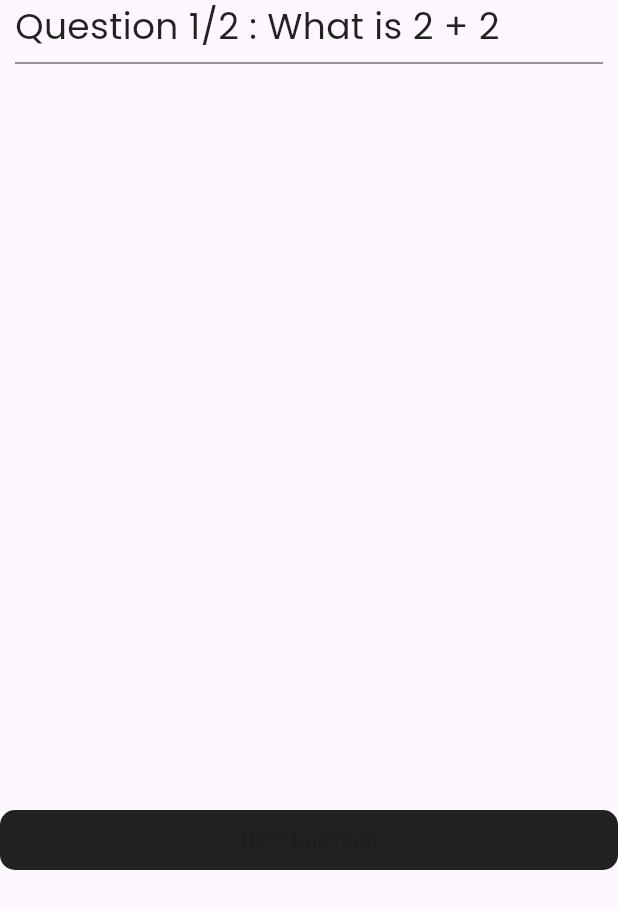
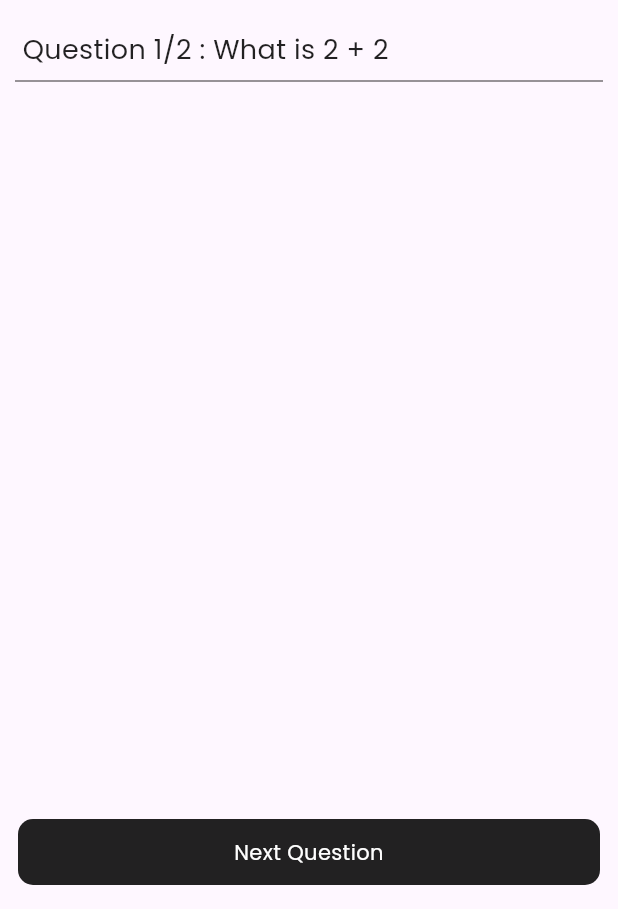
Before and after one commit to shzaib/flutter_mindforge, a Flutter app: the screen it shows after launch, on a phone screen of 412 x 824 dp, the part 327-1236 px from its top. Run offline on Flutter 3.47's test engine with Material 3 defaults, Android fonts, the phone set to English and light mode, and no system bars; our stand-ins replace google_fonts.

Commit message:
Making some adjustments.

```diff
--- a/lib/screens/home_screen.dart
+++ b/lib/screens/home_screen.dart
@@ -49,6 +49,9 @@ class _HomePageState extends State<HomePage> {
               child: const Image(image: AssetImage('assets/logo.png')),
             ),
           ),
+          const SizedBox(
+            height: 20,
+          ),
           Container(
             width: double.infinity,
             padding: const EdgeInsets.symmetric(horizontal: 10),
@@ -67,7 +70,7 @@ class _HomePageState extends State<HomePage> {
         ],
       ),
       floatingActionButton: Padding(
-        padding: const EdgeInsets.symmetric(vertical: 10),
+        padding: const EdgeInsets.only(left: 12, right: 12),
         child: NextButton(
           nextQuestion: nextQuestion,
         ),
--- a/lib/widgets/next_button.dart
+++ b/lib/widgets/next_button.dart
@@ -1,4 +1,5 @@
 import 'package:flutter/material.dart';
+import 'package:google_fonts/google_fonts.dart';
 
 class NextButton extends StatelessWidget {
   const NextButton({super.key, required this.nextQuestion});
@@ -11,10 +12,12 @@ class NextButton extends StatelessWidget {
         width: double.infinity,
         decoration: BoxDecoration(
             color: Colors.black87, borderRadius: BorderRadius.circular(10)),
-        padding: const EdgeInsets.symmetric(vertical: 10),
-        child: const Text(
+        padding: const EdgeInsets.symmetric(vertical: 12, horizontal: 24),
+        child: Text(
           "Next Question",
-          selectionColor: Colors.white,
+          style: GoogleFonts.poppins(
+            color : Colors.white
+          ),
           textAlign: TextAlign.center,
         ),
       ),
--- a/lib/widgets/question_widget.dart
+++ b/lib/widgets/question_widget.dart
@@ -14,11 +14,12 @@ class QuestionWidget extends StatelessWidget {
   @override
   Widget build(BuildContext context) {
     return Container(
+      margin: const EdgeInsets.only(left: 5, right: 5),
       alignment: Alignment.centerLeft,
       child: Text(
         'Question ${indexAction + 1}/$totalQuestion : $questions',
         style: GoogleFonts.poppins(
-          fontSize: 24,
+          fontSize: 18,
           color: Colors.black87,
         ),
       ),
```
